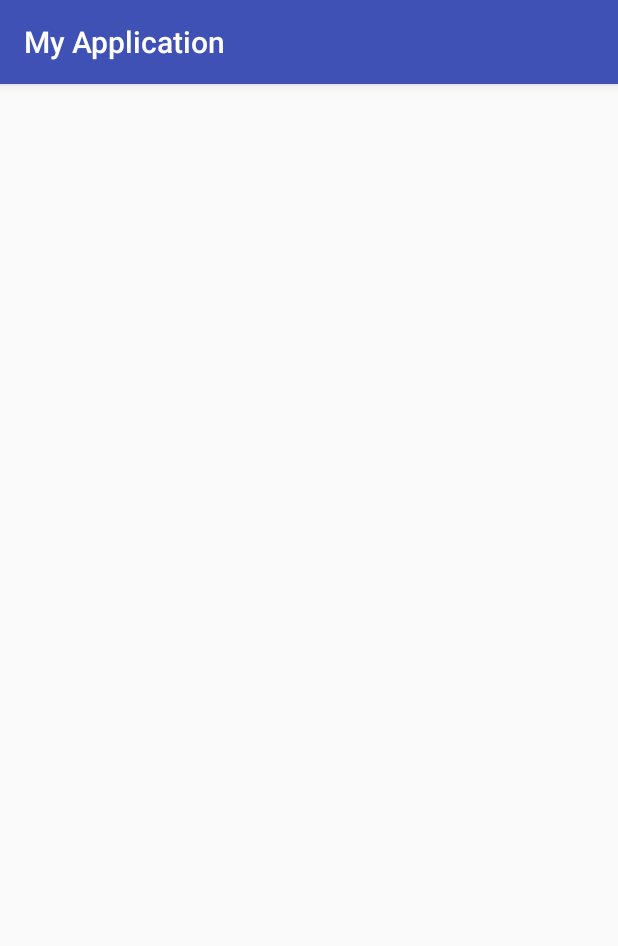
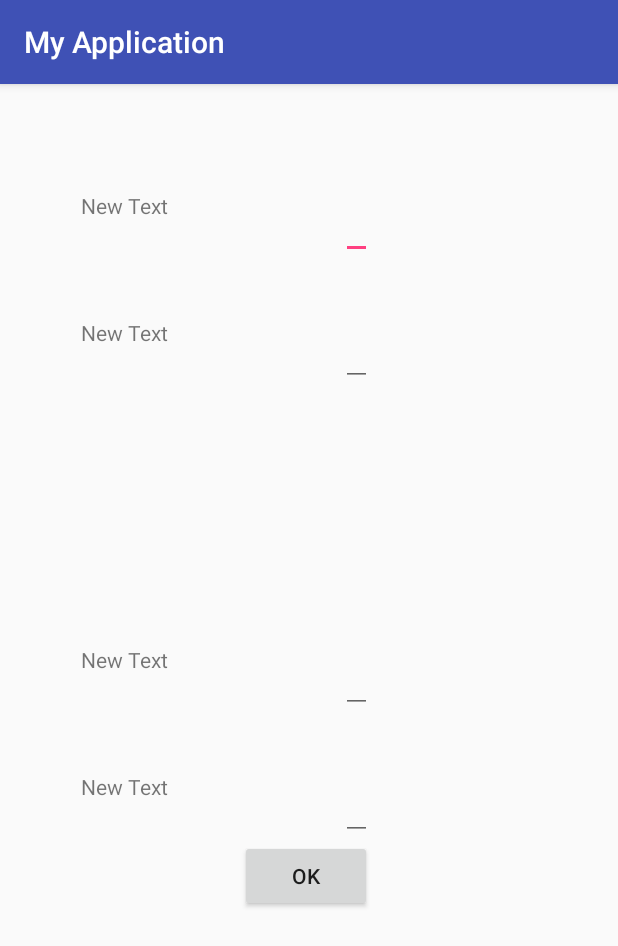
Before and after one commit to caio-medina/ex, an Android app: the Cadastro_proprietario screen opened directly, with no data from a screen before it, on a phone screen of 412 x 824 dp. Shown: the top 946 px of the screen. Run offline under Robolectric (Android 15) with nearby library versions, the phone set to English and light mode, and no system bars.

```diff
--- a/app/build.gradle
+++ b/app/build.gradle
@@ -24,4 +24,5 @@ dependencies {
     testCompile 'junit:junit:4.12'
     compile 'com.android.support:appcompat-v7:24.0.0'
     compile 'com.android.support:design:24.0.0'
+    compile 'com.github.satyan:sugar:1.5'
 }
--- a/app/src/main/AndroidManifest.xml
+++ b/app/src/main/AndroidManifest.xml
@@ -3,11 +3,24 @@
     package="a2016_2.pooa.iff.br.myapplication">
 
     <application
+        android:name="com.orm.SugarApp"
         android:allowBackup="true"
         android:icon="@mipmap/ic_launcher"
         android:label="@string/app_name"
         android:supportsRtl="true"
         android:theme="@style/AppTheme">
+        <meta-data
+            android:name="DATABASE"
+            android:value="cadastro.db" />
+        <meta-data
+            android:name="VERSION"
+            android:value="1" />
+        <meta-data
+            android:name="QUERY_LOG"
+            android:value="false" />
+        <meta-data
+            android:name="DOMAIN_PACKAGE_NAME"
+            android:value="a2016_2.pooa.iff.br.myapplication" />
         <activity android:name=".activity.MainActivity">
             <intent-filter>
                 <action android:name="android.intent.action.MAIN" />
--- a/app/src/main/java/a2016_2/pooa/iff/br/myapplication/activity/Cadastro_proprietario.java
+++ b/app/src/main/java/a2016_2/pooa/iff/br/myapplication/activity/Cadastro_proprietario.java
@@ -11,5 +11,16 @@ public class Cadastro_proprietario extends AppCompatActivity {
     protected void onCreate(Bundle savedInstanceState) {
         super.onCreate(savedInstanceState);
         setContentView(R.layout.activity_cadastro_proprietario);
+
+
+
     }
+
+    public void criarProprietario ()
+    {
+
+
+
+    }
+
 }
--- a/app/src/main/java/a2016_2/pooa/iff/br/myapplication/activity/LIsta_proprietario.java
+++ b/app/src/main/java/a2016_2/pooa/iff/br/myapplication/activity/LIsta_proprietario.java
@@ -1,5 +1,6 @@
 package a2016_2.pooa.iff.br.myapplication.activity;
 
+import android.content.Intent;
 import android.os.Bundle;
 import android.support.design.widget.FloatingActionButton;
 import android.support.design.widget.Snackbar;
@@ -22,8 +23,9 @@ public class LIsta_proprietario extends AppCompatActivity {
         fab.setOnClickListener(new View.OnClickListener() {
             @Override
             public void onClick(View view) {
-                Snackbar.make(view, "Replace with your own action", Snackbar.LENGTH_LONG)
-                        .setAction("Action", null).show();
+                Intent intent = new Intent(LIsta_proprietario.this, Cadastro_proprietario.class);
+                startActivity(intent);
+
             }
         });
     }
--- a/app/src/main/java/a2016_2/pooa/iff/br/myapplication/activity/MainActivity.java
+++ b/app/src/main/java/a2016_2/pooa/iff/br/myapplication/activity/MainActivity.java
@@ -1,7 +1,10 @@
 package a2016_2.pooa.iff.br.myapplication.activity;
 
+import android.content.Intent;
 import android.support.v7.app.AppCompatActivity;
 import android.os.Bundle;
+import android.view.View;
+import android.widget.Toast;
 
 import a2016_2.pooa.iff.br.myapplication.R;
 
@@ -12,4 +15,11 @@ public class MainActivity extends AppCompatActivity {
         super.onCreate(savedInstanceState);
         setContentView(R.layout.activity_main);
     }
+    public void chamaTelaProprietario(View v) {
+        Toast.makeText(this, "Botão funcionando", Toast.LENGTH_SHORT);
+
+        Intent intent = new Intent(MainActivity.this, LIsta_proprietario.class);
+        startActivity(intent);
+    }
+
 }
--- a/app/src/main/res/layout/activity_cadastro_proprietario.xml
+++ b/app/src/main/res/layout/activity_cadastro_proprietario.xml
@@ -9,4 +9,77 @@
     android:paddingTop="@dimen/activity_vertical_margin"
     tools:context=".activity.Cadastro_proprietario">
 
+    <EditText
+        android:layout_width="wrap_content"
+        android:layout_height="wrap_content"
+        android:id="@+id/editText"
+        android:layout_marginTop="55dp"
+        android:layout_alignParentTop="true"
+        android:layout_toEndOf="@+id/textView"
+        android:layout_marginStart="115dp" />
+
+    <TextView
+        android:layout_width="wrap_content"
+        android:layout_height="wrap_content"
+        android:text="New Text"
+        android:id="@+id/textView"
+        android:layout_alignTop="@+id/editText"
+        android:layout_alignParentStart="true"
+        android:layout_marginStart="38dp" />
+
+    <TextView
+        android:layout_width="wrap_content"
+        android:layout_height="wrap_content"
+        android:text="New Text"
+        android:id="@+id/textView2"
+        android:layout_below="@+id/editText"
+        android:layout_alignStart="@+id/textView"
+        android:layout_marginTop="39dp" />
+
+    <TextView
+        android:layout_width="wrap_content"
+        android:layout_height="wrap_content"
+        android:text="New Text"
+        android:id="@+id/textView3"
+        android:layout_centerVertical="true"
+        android:layout_alignStart="@+id/textView2" />
+
+    <TextView
+        android:layout_width="wrap_content"
+        android:layout_height="wrap_content"
+        android:text="New Text"
+        android:id="@+id/textView4"
+        android:layout_below="@+id/textView3"
+        android:layout_alignStart="@+id/textView3"
+        android:layout_marginTop="65dp" />
+
+    <EditText
+        android:layout_width="wrap_content"
+        android:layout_height="wrap_content"
+        android:id="@+id/editText2"
+        android:layout_alignTop="@+id/textView2"
+        android:layout_alignStart="@+id/editText" />
+
+    <EditText
+        android:layout_width="wrap_content"
+        android:layout_height="wrap_content"
+        android:id="@+id/editText3"
+        android:layout_alignTop="@+id/textView3"
+        android:layout_alignStart="@+id/editText2" />
+
+    <EditText
+        android:layout_width="wrap_content"
+        android:layout_height="wrap_content"
+        android:id="@+id/editText4"
+        android:layout_alignTop="@+id/textView4"
+        android:layout_alignStart="@+id/editText3" />
+
+    <Button
+        android:layout_width="wrap_content"
+        android:layout_height="wrap_content"
+        android:text="OK"
+        android:id="@+id/btOK"
+        android:layout_below="@+id/editText4"
+        android:layout_alignEnd="@+id/editText4"
+        android:onClick="criarProprietario"/>
 </RelativeLayout>
--- a/app/src/main/res/layout/activity_main.xml
+++ b/app/src/main/res/layout/activity_main.xml
@@ -21,7 +21,8 @@
         android:id="@+id/btprop"
         android:layout_alignParentBottom="true"
         android:layout_centerHorizontal="true"
-        android:layout_marginBottom="112dp" />
+        android:layout_marginBottom="112dp"
+        android:onClick="chamaTelaProprietario"/>
 
     <Button
         android:layout_width="wrap_content"
```
